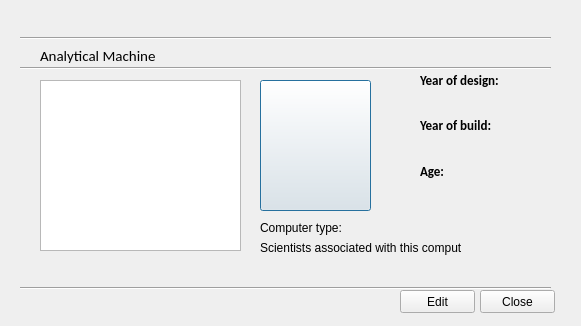
This is Hopur21Verkefni/MyComputerScienceList/ui/compmoreinfo.ui in Hopur21/Hopur21 as Qt 5 draws it before an edit. The edited form follows.
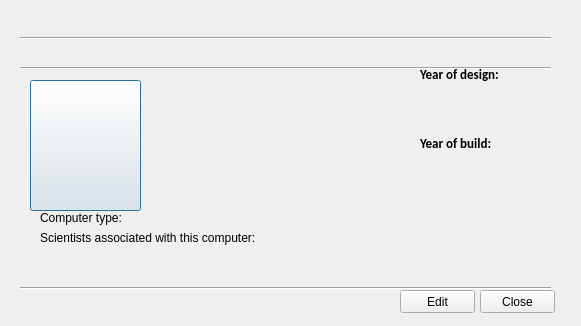
This is the edited form. Icons and pictures are not drawn.

Diff of the .ui file:
```diff
--- a/Hopur21Verkefni/MyComputerScienceList/ui/compmoreinfo.ui
+++ b/Hopur21Verkefni/MyComputerScienceList/ui/compmoreinfo.ui
@@ -16,7 +16,7 @@
   <widget class="QPushButton" name="pushButton_imageComputer">
    <property name="geometry">
     <rect>
-     <x>260</x>
+     <x>30</x>
      <y>80</y>
      <width>111</width>
      <height>131</height>
@@ -41,36 +41,12 @@
     </size>
    </property>
   </widget>
-  <widget class="QLabel" name="label_5">
-   <property name="geometry">
-    <rect>
-     <x>40</x>
-     <y>40</y>
-     <width>191</width>
-     <height>31</height>
-    </rect>
-   </property>
-   <property name="font">
-    <font>
-     <family>Calibri</family>
-     <pointsize>11</pointsize>
-     <weight>50</weight>
-     <bold>false</bold>
-    </font>
-   </property>
-   <property name="text">
-    <string>Analytical Machine</string>
-   </property>
-   <property name="alignment">
-    <set>Qt::AlignLeading|Qt::AlignLeft|Qt::AlignVCenter</set>
-   </property>
-  </widget>
   <widget class="QWidget" name="layoutWidget">
    <property name="geometry">
     <rect>
      <x>420</x>
      <y>60</y>
-     <width>82</width>
+     <width>132</width>
      <height>131</height>
     </rect>
    </property>
@@ -91,7 +67,14 @@
      </widget>
     </item>
     <item>
-     <widget class="QLabel" name="label_2">
+     <widget class="QLabel" name="year_of_design_input">
+      <property name="text">
+       <string/>
+      </property>
+     </widget>
+    </item>
+    <item>
+     <widget class="QLabel" name="year_of_build_label">
       <property name="font">
        <font>
         <family>Calibri</family>
@@ -106,17 +89,9 @@
      </widget>
     </item>
     <item>
-     <widget class="QLabel" name="label_3">
-      <property name="font">
-       <font>
-        <family>Calibri</family>
-        <pointsize>10</pointsize>
-        <weight>75</weight>
-        <bold>true</bold>
-       </font>
-      </property>
+     <widget class="QLabel" name="year_of_build_input">
       <property name="text">
-       <string>Age:</string>
+       <string/>
       </property>
      </widget>
     </item>
@@ -180,16 +155,6 @@
     <bool>true</bool>
    </property>
   </widget>
-  <widget class="QTextBrowser" name="textBrowser">
-   <property name="geometry">
-    <rect>
-     <x>40</x>
-     <y>80</y>
-     <width>201</width>
-     <height>171</height>
-    </rect>
-   </property>
-  </widget>
   <widget class="Line" name="line">
    <property name="geometry">
     <rect>
@@ -206,8 +171,8 @@
   <widget class="QLabel" name="label_4">
    <property name="geometry">
     <rect>
-     <x>260</x>
-     <y>220</y>
+     <x>40</x>
+     <y>210</y>
      <width>101</width>
      <height>16</height>
     </rect>
@@ -232,9 +197,9 @@
   <widget class="QLabel" name="label_6">
    <property name="geometry">
     <rect>
-     <x>260</x>
-     <y>240</y>
-     <width>201</width>
+     <x>40</x>
+     <y>230</y>
+     <width>261</width>
      <height>16</height>
     </rect>
    </property>
@@ -242,6 +207,45 @@
     <string>Scientists associated with this computer:</string>
    </property>
   </widget>
+  <widget class="QLabel" name="computer_type_input">
+   <property name="geometry">
+    <rect>
+     <x>140</x>
+     <y>210</y>
+     <width>421</width>
+     <height>16</height>
+    </rect>
+   </property>
+   <property name="text">
+    <string/>
+   </property>
+  </widget>
+  <widget class="QLabel" name="associated_input">
+   <property name="geometry">
+    <rect>
+     <x>40</x>
+     <y>250</y>
+     <width>511</width>
+     <height>31</height>
+    </rect>
+   </property>
+   <property name="text">
+    <string/>
+   </property>
+  </widget>
+  <widget class="QLabel" name="computer_name_input">
+   <property name="geometry">
+    <rect>
+     <x>40</x>
+     <y>40</y>
+     <width>231</width>
+     <height>21</height>
+    </rect>
+   </property>
+   <property name="text">
+    <string/>
+   </property>
+  </widget>
  </widget>
  <resources>
   <include location="../resources.qrc"/>
```
Left out of the diff: 8 changed lines with no effect on the pictures.
